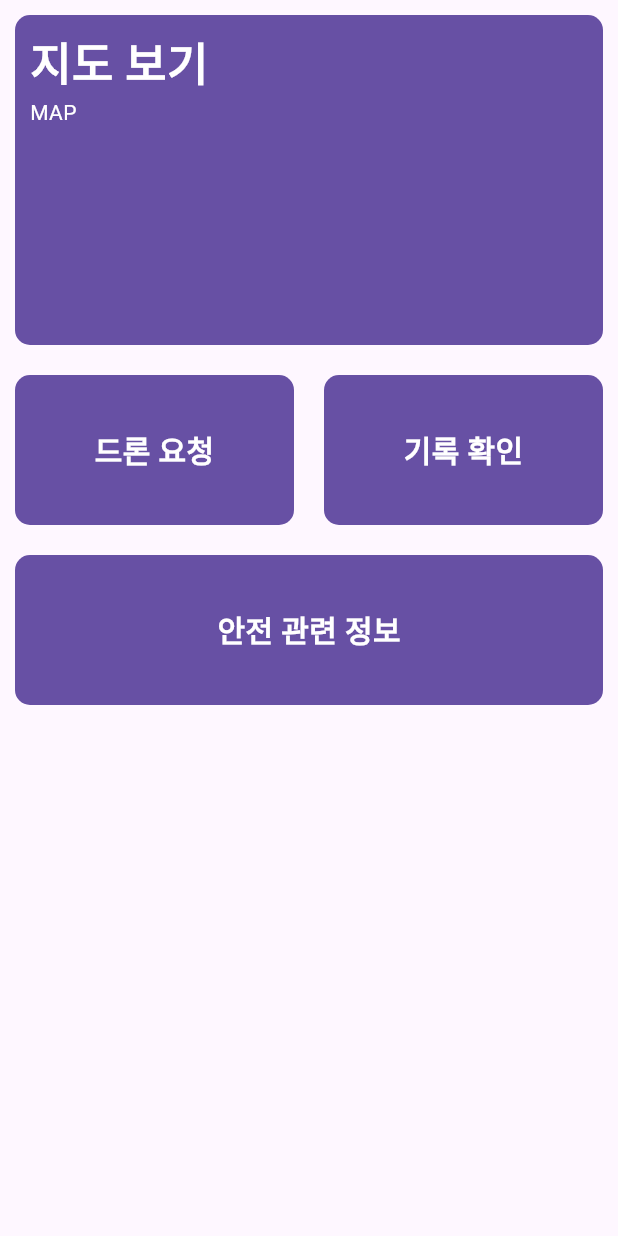
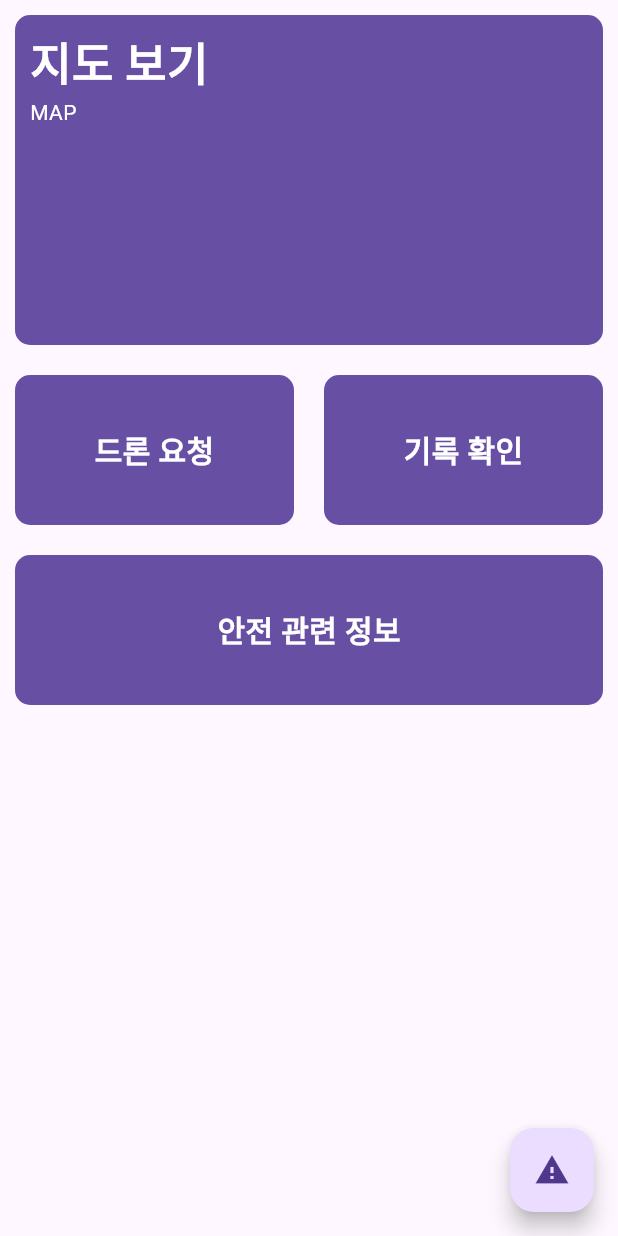
Before and after one commit to GDSCSafeMovement/safe_movement_app, a Flutter app: the HomeScreen screen opened directly, on a phone screen of 412 x 824 dp. Run offline on Flutter 3.47's test engine with Material 2 defaults, Android fonts, the phone set to English and light mode, and no system bars; our stand-ins replace cloud_firestore, firebase_auth, firebase_core, get, google_maps_flutter; missing offline and left inert: google_maps_flutter_android, google_maps_flutter_platform_interface; accounts and stored records are empty; generated files the repository leaves out were written again.

Commit message:
Feat: add floating action button (#4)

```diff
--- a/lib/screen/home_screen.dart
+++ b/lib/screen/home_screen.dart
@@ -12,6 +12,10 @@ class _HomeScreenState extends State<HomeScreen> {
   @override
   Widget build(BuildContext context) {
     return Scaffold(
+      floatingActionButton: FloatingActionButton(
+        onPressed: () {},
+        child: const Icon(Icons.warning),
+      ),
       body: SingleChildScrollView(
         child: Column(
           children: [
```
